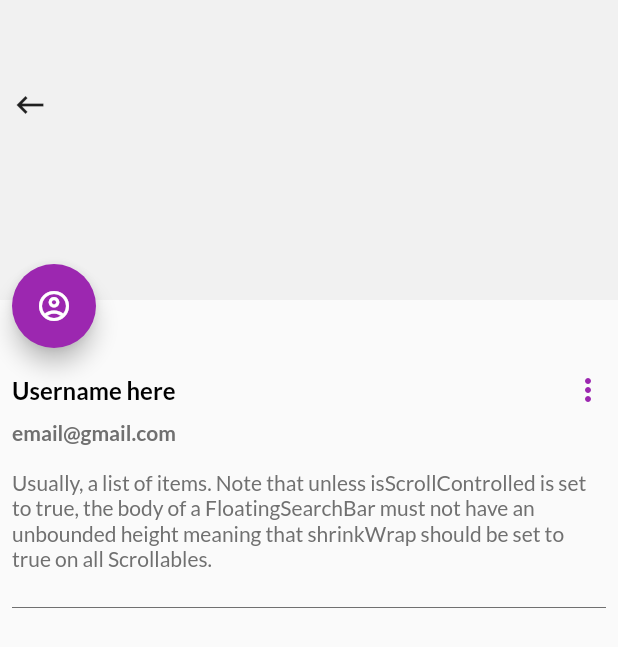
After one commit to juuzou12/my_car, a Flutter app: the house_details_page screen opened directly, on a phone screen of 412 x 824 dp. The commit adds this screen. Shown: the top 647 px of the screen. Run offline on Flutter 3.47's test engine with Material 2 defaults, Android fonts, the phone set to English and light mode, and no system bars; our stand-ins replace flutter_form_builder, get, google_fonts, google_maps_flutter, location, lottie and 4 more; missing offline and left inert: flutter_polyline_points; accounts and stored records are empty.

```diff
--- /dev/null
+++ b/lib/pages/house_details_page.dart
@@ -0,0 +1,300 @@
+import 'package:bnbs_project/widgets/text_widget.dart';
+import 'package:flutter/cupertino.dart';
+import 'package:flutter/material.dart';
+import 'package:flutter_form_builder/flutter_form_builder.dart';
+import 'package:get/get.dart';
+import 'package:modal_bottom_sheet/modal_bottom_sheet.dart';
+
+class house_details_page extends StatefulWidget{
+  @override
+  State<StatefulWidget> createState() {
+    return _house_details_pageState();
+  }
+
+}
+
+class _house_details_pageState extends State<house_details_page> {
+  bool showMoreDetails = false;
+  @override
+  Widget build(BuildContext context) {
+    return Scaffold(
+      body: Container(
+        width: Get.width,
+        height: Get.height,
+        child: SingleChildScrollView(
+          child: Column(
+            children: [
+              SizedBox(
+                child: Stack(
+                  children: [
+                    Container(
+                      width: Get.width,
+                      height: 200,
+                      color: const Color(0xfff1f1f1),
+                      child: Column(
+                        children: [
+                          const SizedBox(height: 50,),
+                          Row(
+                            children:  [
+                              InkWell(
+                                child: const Padding(
+                                  padding: EdgeInsets.all(8.0),
+                                  child: Icon(Icons.keyboard_backspace),
+                                ),
+                                onTap: (){
+                                  Get.back();
+                                },
+                              )
+                            ],
+                          ),
+                        ],
+                      ),
+                    ),
+                    Padding(
+                      padding: const EdgeInsets.all(8.0),
+                      child: Column(
+                        children: [
+                          const Expanded(child: SizedBox()),
+                          FloatingActionButton(
+                            onPressed: () {},
+                            backgroundColor: Colors.purple,
+                            child: const Icon(Icons.account_circle_outlined),
+                          )
+                        ],
+                      ),
+                    )
+                  ],
+                ),
+                height: 240,
+              ),
+              Column(
+                children: [
+                  Padding(
+                    padding: const EdgeInsets.all(8.0),
+                    child: Row(
+                      mainAxisAlignment: MainAxisAlignment.spaceBetween,
+                      children: [
+                        const Expanded(
+                            child: text_widget(
+                              color: 0xff000000,
+                              fontWeight: FontWeight.bold,
+                              textAlign: TextAlign.start,
+                              font: "Lato",
+                              fontSize: 16,
+                              text: "Username here",
+                            )),
+                        showMoreDetails==false?InkWell(child: const Icon(Icons.more_vert_rounded,color: Colors.purple,),
+                          onTap: (){
+                            setState(() {
+                              showMoreDetails=true;
+                            });
+                          },):InkWell(
+                          child: Container(
+                            color: Color(0xffF1F1F1),
+                            child: const Padding(
+                              padding: EdgeInsets.all(8.0),
+                              child: text_widget(
+                                color: 0xffFF9C27B0,
+                                fontWeight: FontWeight.w700,
+                                textAlign: TextAlign.start,
+                                font: "Lato",
+                                fontSize: 14,
+                                text: "Edit profile",
+                              ),
+                            ),
+                          ),
+                          onTap: (){
+
+                          },
+                        )
+                      ],
+                    ),
+                  ),
+                  Padding(
+                    padding: const EdgeInsets.only(left: 8.0, bottom: 8.0),
+                    child: Row(
+                      mainAxisAlignment: MainAxisAlignment.spaceBetween,
+                      children: const [
+                        Expanded(
+                            child: text_widget(
+                              color: 0xff707070,
+                              fontWeight: FontWeight.w700,
+                              textAlign: TextAlign.start,
+                              font: "Lato",
+                              fontSize: 14,
+                              text: "email@gmail.com",
+                            )),
+                      ],
+                    ),
+                  ),
+                ],
+              ),
+              showMoreDetails == false?InkWell(
+                child: Padding(
+                  padding: const EdgeInsets.all(8.0),
+                  child: Row(
+                    mainAxisAlignment: MainAxisAlignment.spaceBetween,
+                    children: const [
+                      Expanded(
+                          child: text_widget(
+                            color: 0xff707070,
+                            fontWeight: FontWeight.w400,
+                            textAlign: TextAlign.start,
+                            font: "Lato",
+                            fontSize: 14,
+                            text:
+                            "Usually, a list of items. Note that unless isScrollControlled is set to true, the body of a FloatingSearchBar must not have an unbounded height meaning that shrinkWrap should be set to true on all Scrollables.",
+                          )),
+                    ],
+                  ),
+                ),
+                onTap: () {
+                  setState(() {
+                    showMoreDetails = true;
+                  });
+                },
+              ): moreDetailsContainer(),
+              const Padding(
+                padding: EdgeInsets.all(8.0),
+                child: Divider(
+                  color: Color(0xff707070),
+                ),
+              ),
+            ],
+          ),
+          physics: const BouncingScrollPhysics(),
+        ),
+      ),
+    );
+  }
+  Widget moreDetailsContainer() {
+    return InkWell(
+      child: Container(
+        width: Get.width,
+        child: Column(
+          children: [
+            Padding(
+              padding: const EdgeInsets.all(8.0),
+              child: Row(
+                mainAxisAlignment: MainAxisAlignment.spaceBetween,
+                children: const [
+                  Expanded(
+                      child: text_widget(
+                        color: 0xff707070,
+                        fontWeight: FontWeight.w400,
+                        textAlign: TextAlign.start,
+                        font: "Lato",
+                        fontSize: 14,
+                        text:
+                        "Usually, a list of items. Note that unless isScrollControlled is set to true, the body of a FloatingSearchBar must not have an unbounded height meaning that shrinkWrap should be set to true on all Scrollables.",
+                      )),
+                ],
+              ),
+            ),
+            Padding(
+              padding: const EdgeInsets.only(left: 8.0, top: 8.0),
+              child: Row(
+                mainAxisAlignment: MainAxisAlignment.spaceBetween,
+                children: const [
+                  Expanded(
+                      child: text_widget(
+                        color: 0xff707070,
+                        fontWeight: FontWeight.w400,
+                        textAlign: TextAlign.start,
+                        font: "Lato",
+                        fontSize: 14,
+                        text: "Phone No: 0712345678",
+                      )),
+                ],
+              ),
+            ),
+            Padding(
+              padding: const EdgeInsets.only(left: 8.0, top: 8.0),
+              child: Row(
+                mainAxisAlignment: MainAxisAlignment.spaceBetween,
+                children: const [
+                  Expanded(
+                      child: text_widget(
+                        color: 0xff707070,
+                        fontWeight: FontWeight.w400,
+                        textAlign: TextAlign.start,
+                        font: "Lato",
+                        fontSize: 14,
+                        text: "Location",
+                      )),
+                ],
+              ),
+            ),
+            Padding(
+              padding: const EdgeInsets.only(left: 8.0, top: 8.0),
+              child: Row(
+                mainAxisAlignment: MainAxisAlignment.spaceBetween,
+                children: const [
+                  Expanded(
+                      child: text_widget(
+                        color: 0xff707070,
+                        fontWeight: FontWeight.w400,
+                        textAlign: TextAlign.start,
+                        font: "Lato",
+                        fontSize: 14,
+                        text: "Started date",
+                      )),
+                ],
+              ),
+            ),
+            Padding(
+              padding: const EdgeInsets.only(left: 8.0, top: 8.0),
+              child: Row(
+                mainAxisAlignment: MainAxisAlignment.spaceBetween,
+                children: const [
+                  Expanded(
+                      child: text_widget(
+                        color: 0xff707070,
+                        fontWeight: FontWeight.w400,
+                        textAlign: TextAlign.start,
+                        font: "Lato",
+                        fontSize: 14,
+                        text: "UserID:8VuLC1ugUBa7xPzEyKLhMqvmLN62",
+                      )),
+                ],
+              ),
+            ),
+            Padding(
+              padding: const EdgeInsets.only(left: 8.0, top: 20.0),
+              child: Row(
+                mainAxisAlignment: MainAxisAlignment.spaceBetween,
+                children: const [
+                  Expanded(
+                      child: text_widget(
+                        color: 0xff000000,
+                        fontWeight: FontWeight.bold,
+                        textAlign: TextAlign.start,
+                        font: "Lato",
+                        fontSize: 14,
+                        text: "Coins: 1200Sp",
+                      )),
+                  Expanded(
+                      child: text_widget(
+                        color: 0xffFF9C27B0,
+                        fontWeight: FontWeight.bold,
+                        textAlign: TextAlign.start,
+                        font: "Lato",
+                        fontSize: 14,
+                        text: "Position: Elite",
+                      )),
+                ],
+              ),
+            ),
+          ],
+        ),
+      ),
+      onTap: () {
+        setState(() {
+          showMoreDetails = false;
+        });
+      },
+    );
+  }
+
+
+}
--- a/lib/sections/find_location/locating_place.dart
+++ b/lib/sections/find_location/locating_place.dart
@@ -186,7 +186,7 @@ class _locating_placeState extends State<locating_place> {
           ),
         ),
         onTap: (){
-          Get.to(payment_section());
+          Get.to(const payment_section(state: "paymentForHome",));
         },
       ),
     );
--- a/pubspec.yaml
+++ b/pubspec.yaml
@@ -46,6 +46,7 @@ dependencies:
   shared_preferences: ^2.0.7
   flutter_polyline_points: ^0.0.1
   location: ^2.0.0
+  modal_bottom_sheet: ^2.0.0
 
 dev_dependencies:
   flutter_test:
```
Also changed, not shown: lib/pages/dashboard_page.dart (+16 -3 lines), lib/sections/find_location/payment_section.dart (+7 -2 lines), lib/sections/onboarding/owner_details.dart (+7 -1 lines), pubspec.lock, 3 other files.
